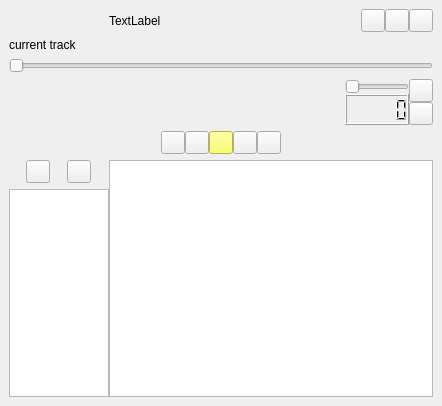
First picture: the form in UI/mainwindow.ui, repository IPPK93/PG_Player, before the edit.
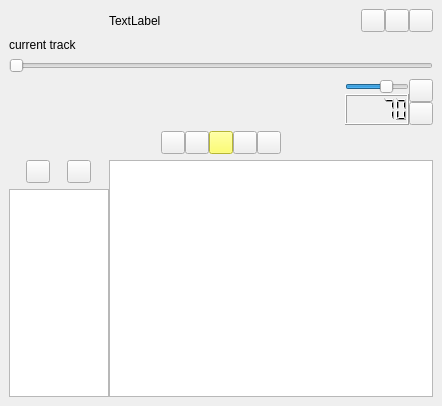
Second picture: the form after the edit.

Diff of the .ui file:
```diff
--- a/UI/mainwindow.ui
+++ b/UI/mainwindow.ui
@@ -262,13 +262,29 @@
        <layout class="QVBoxLayout" name="verticalLayout">
         <item>
          <widget class="QSlider" name="sldr_vol">
+          <property name="toolTipDuration">
+           <number>-1</number>
+          </property>
+          <property name="maximum">
+           <number>100</number>
+          </property>
+          <property name="sliderPosition">
+           <number>70</number>
+          </property>
           <property name="orientation">
            <enum>Qt::Horizontal</enum>
           </property>
          </widget>
         </item>
         <item>
-         <widget class="QLCDNumber" name="num_vol"/>
+         <widget class="QLCDNumber" name="num_vol">
+          <property name="lineWidth">
+           <number>1</number>
+          </property>
+          <property name="intValue" stdset="0">
+           <number>70</number>
+          </property>
+         </widget>
         </item>
        </layout>
       </item>
```
Left out of the diff: 3 changed lines with no effect on the pictures.
